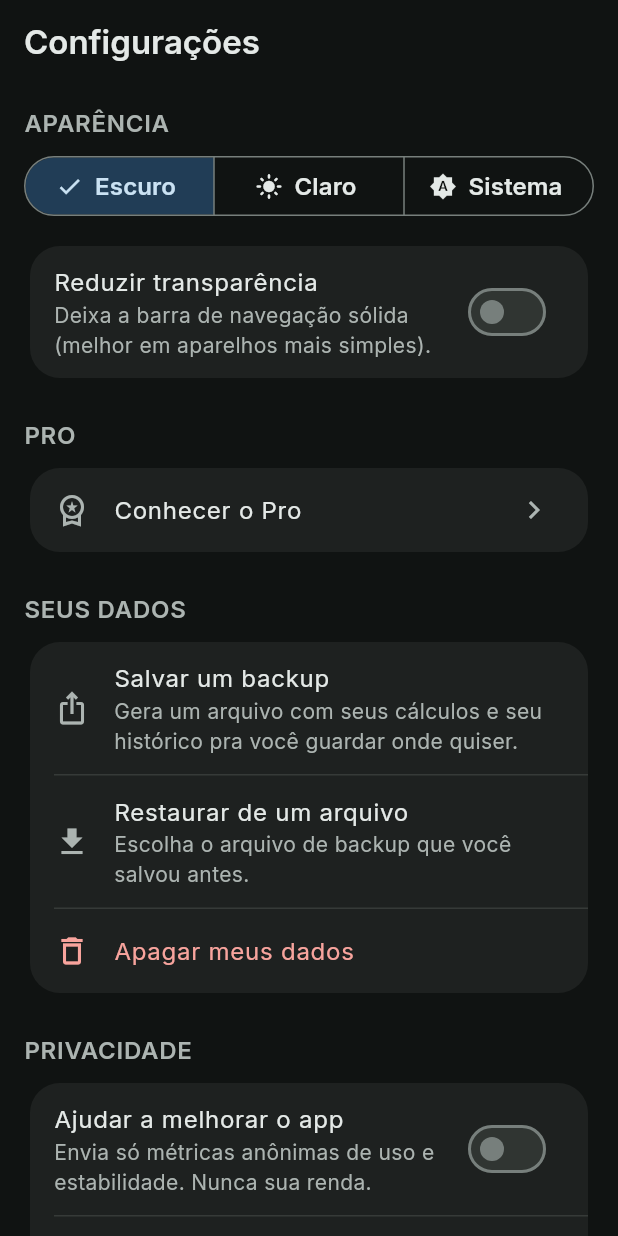
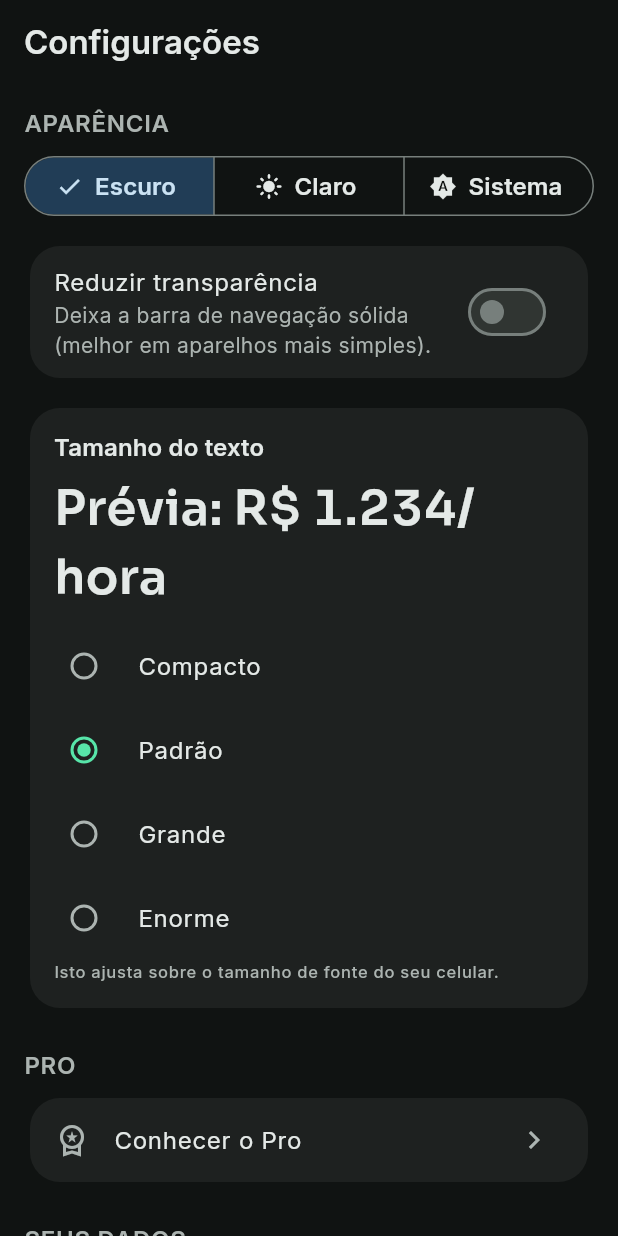
Before and after one commit to 4yu-apps/quanto-cobro, a Flutter app: the ConfigScreen screen opened by its route, on a phone screen of 412 x 824 dp. Run offline on Flutter 3.47's test engine with Material 3 defaults, Android fonts, the phone set to English and light mode, and no system bars; our stand-ins replace file_picker, flutter_riverpod, go_router, share_plus, shared_preferences; accounts and stored records are empty.

Commit message:
feat(a11y): seletor de tamanho de fonte na Config (radios + previa + announce)
Bloco aditivo na secao APARENCIA: 4 niveis (Compacto/Padrao/Grande/Enorme)
via RadioGroup<double> (API atual do Flutter 3.44; RadioListTile.groupValue/
onChanged estao deprecados desde 3.32), previa ao vivo com AppType.valueMd,
haptics + announce no onChanged.

Co-Authored-By: Claude Opus 4.8 (1M context) <noreply@anthropic.com>

```diff
--- a/lib/features/config/config_screen.dart
+++ b/lib/features/config/config_screen.dart
@@ -14,9 +14,12 @@ import '../../core/data/profile_repository.dart';
 import '../../core/model/perfil.dart';
 import '../../core/model/reserva_entry.dart';
 import '../../core/providers.dart';
+import '../../core/theme/app_typography.dart';
 import '../../core/theme/divisao_colors.dart';
 import '../../core/theme/motion.dart';
 import '../../core/theme/tokens.dart';
+import '../../core/ui/a11y.dart';
+import '../../core/ui/text_scale.dart';
 
 enum _ImportChoice { arquivo, colar }
 
@@ -32,6 +35,7 @@ class ConfigScreen extends ConsumerWidget {
     final bool isPro = ref.watch(proProvider);
     final bool telemetria = ref.watch(telemetryProvider);
     final bool reduzirTransp = ref.watch(reduceTransparencyProvider);
+    final double textScale = ref.watch(textScaleProvider);
     final ThemeData theme = Theme.of(context);
     final DivisaoColors d = theme.extension<DivisaoColors>()!;
 
@@ -78,6 +82,69 @@ class ConfigScreen extends ConsumerWidget {
               subtitle: const Text(
                 'Deixa a barra de navegação sólida (melhor em aparelhos mais simples).',
               ),
+            ),
+          ),
+          const SizedBox(height: Space.x3),
+          Card(
+            color: theme.colorScheme.surfaceContainer,
+            child: Column(
+              crossAxisAlignment: CrossAxisAlignment.start,
+              children: <Widget>[
+                Padding(
+                  padding: const EdgeInsets.fromLTRB(
+                    Space.x4,
+                    Space.x4,
+                    Space.x4,
+                    Space.x2,
+                  ),
+                  child: Column(
+                    crossAxisAlignment: CrossAxisAlignment.start,
+                    children: <Widget>[
+                      Text(
+                        'Tamanho do texto',
+                        style: theme.textTheme.labelLarge,
+                      ),
+                      const SizedBox(height: Space.x2),
+                      Text('Prévia: R\$ 1.234/hora', style: AppType.valueMd),
+                    ],
+                  ),
+                ),
+                RadioGroup<double>(
+                  groupValue: textScale,
+                  onChanged: (double? v) {
+                    if (v == null) return;
+                    final TextScaleLevel level = kTextScaleLevels.firstWhere(
+                      (TextScaleLevel l) => l.value == v,
+                    );
+                    Haptics.select();
+                    ref.read(textScaleProvider.notifier).set(v);
+                    announce(context, 'Tamanho da fonte: ${level.label}');
+                  },
+                  child: Column(
+                    children: <Widget>[
+                      for (final TextScaleLevel level in kTextScaleLevels)
+                        RadioListTile<double>(
+                          value: level.value,
+                          title: Text(level.label),
+                        ),
+                    ],
+                  ),
+                ),
+                Padding(
+                  padding: const EdgeInsets.fromLTRB(
+                    Space.x4,
+                    0,
+                    Space.x4,
+                    Space.x4,
+                  ),
+                  child: Text(
+                    'Isto ajusta sobre o tamanho de fonte do seu celular.',
+                    style: theme.textTheme.labelSmall?.copyWith(
+                      color: theme.colorScheme.onSurfaceVariant,
+                    ),
+                  ),
+                ),
+              ],
             ),
           ),
           const SizedBox(height: Space.x6),
```
Also changed, not shown: 1 other file.
